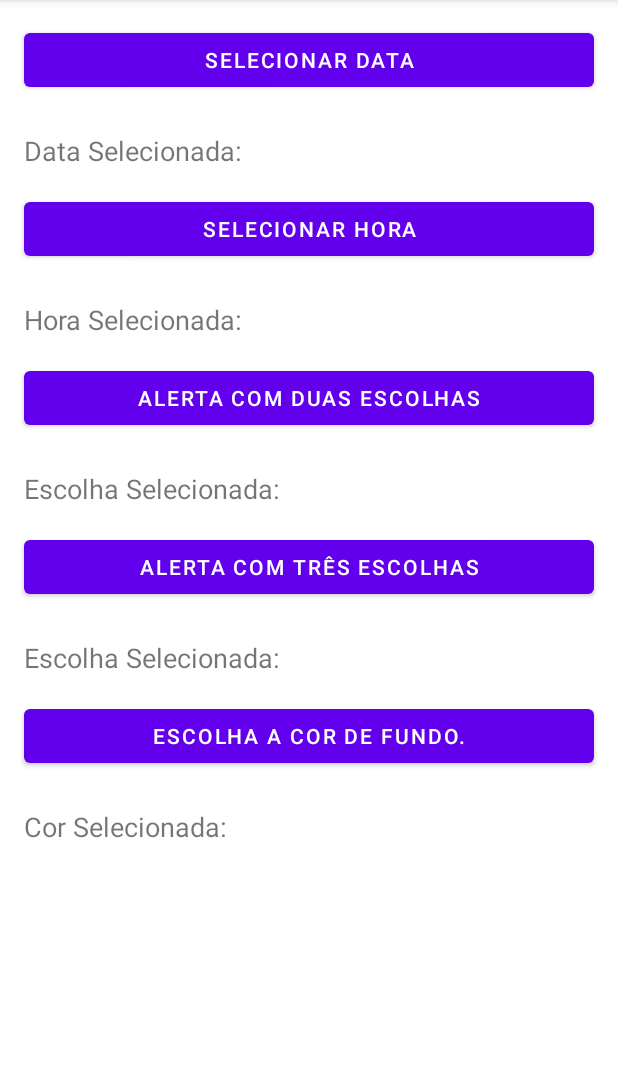
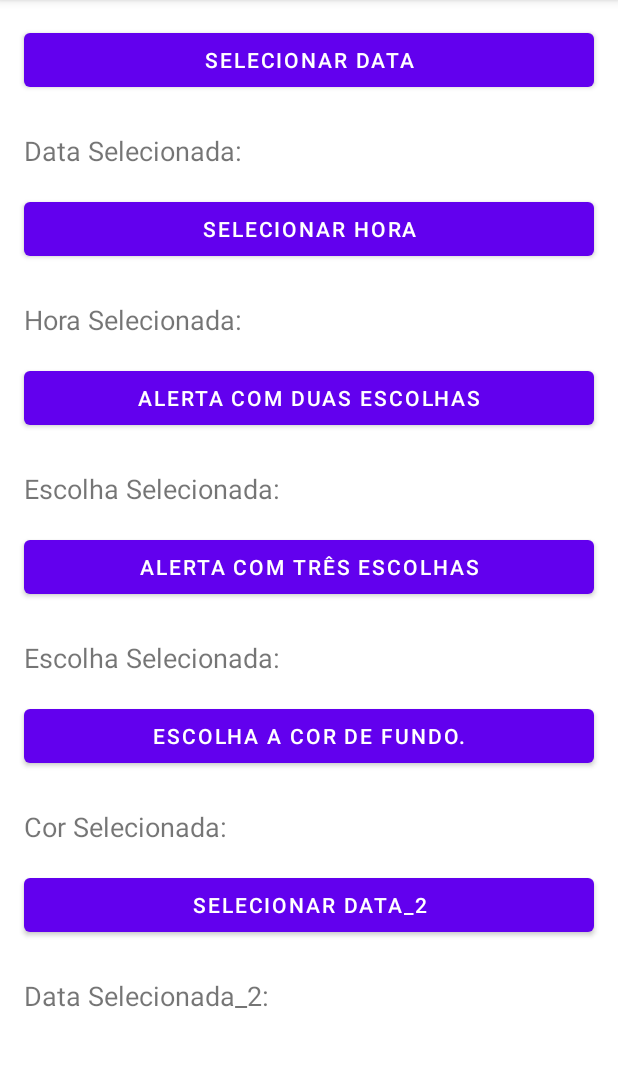
Before and after one commit to Professor-Leal/DialogsProject, an Android app: the screen it shows after launch (MainActivity), on a phone screen of 412 x 824 dp, the part 84-1151 px from its top. Run offline under Robolectric (Android 15) with nearby library versions, the phone set to English and light mode, and no system bars.

Commit message:
datePicker 2

```diff
--- /dev/null
+++ b/app/src/main/java/com/rafaelleal/android/dialogsproject/dialogfragments/DatePickerDialogFragment.kt
@@ -0,0 +1,4 @@
+package com.rafaelleal.android.dialogsproject.dialogfragments
+
+class DatePickerDialogFragment {
+}
--- a/app/src/main/res/layout/fragment_home.xml
+++ b/app/src/main/res/layout/fragment_home.xml
@@ -5,6 +5,11 @@
     android:layout_width="match_parent"
     android:layout_height="match_parent"
     tools:context=".fragments.HomeFragment">
+
+    <ScrollView
+        android:layout_width="match_parent"
+        android:layout_height="match_parent">
+
 
         <LinearLayout
             android:layout_width="match_parent"
@@ -94,7 +99,26 @@
                 android:text="Cor Selecionada: "
                 android:textSize="18sp" />
 
+            <Button
+                android:id="@+id/btn_pick_date_2"
+                android:layout_width="match_parent"
+                android:layout_height="wrap_content"
+                android:layout_margin="16dp"
+                android:text="Selecionar Data_2" />
+
+            <TextView
+                android:id="@+id/tv_picked_date_2"
+                android:layout_width="match_parent"
+                android:layout_height="wrap_content"
+                android:layout_marginHorizontal="16dp"
+                android:layout_marginTop="8dp"
+                android:text="Data Selecionada_2: "
+                android:textSize="18sp" />
+
 
         </LinearLayout>
 
+    </ScrollView>
+
+
 </FrameLayout>
```
Also changed, not shown: app/src/main/java/com/rafaelleal/android/dialogsproject/fragments/HomeFragment.kt (+44 -0 lines). Lines whose indentation alone changed are shown as unchanged.
